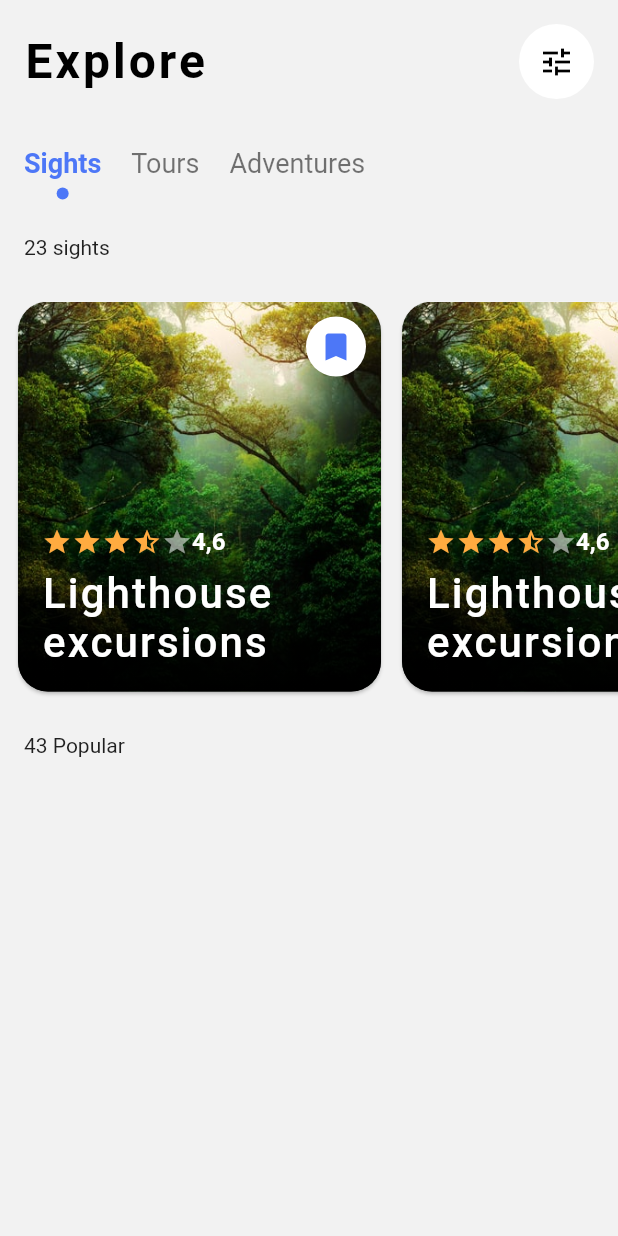
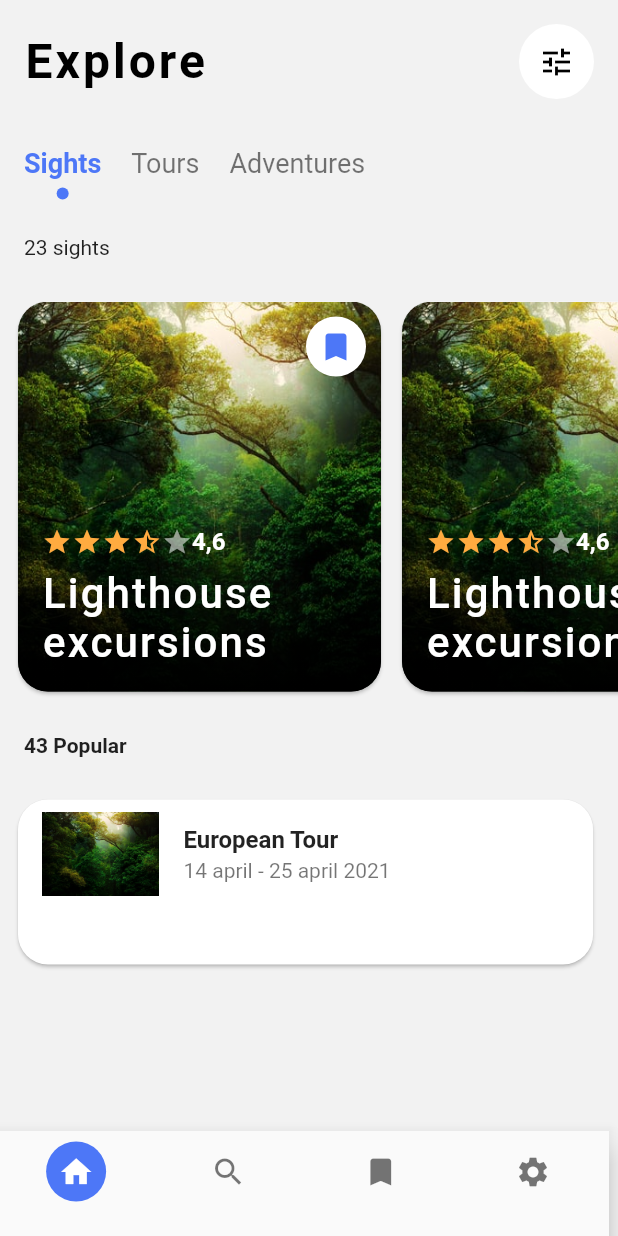
Before and after one commit to alazar-w/travelApp1888EC, a Flutter app: the screen it shows after launch, on a phone screen of 412 x 824 dp. Run offline on Flutter 3.47's test engine with Material 2 defaults, Android fonts, the light colour scheme and no system bars; our stand-ins replace flutter_spinkit.

Commit message:
bottom_navigation,card_item => homepage done!

```diff
--- a/lib/helper/constants.dart
+++ b/lib/helper/constants.dart
@@ -4,3 +4,7 @@ const kBackgroundColor= Color(0xFFf2f2f2);
 const kPrimaryColor = Color(0xFF4d77f7);
 
 var kScreenWidth = (context) => MediaQuery.of(context).size.width;
+const kHeadlineTextStyle = TextStyle(
+  fontWeight: FontWeight.bold
+
+);
--- /dev/null
+++ b/lib/screens/DetailPage/DetailScreen.dart
@@ -0,0 +1,13 @@
+import 'package:flutter/material.dart';
+
+class DetailScreen extends StatefulWidget {
+  @override
+  _DetailScreenState createState() => _DetailScreenState();
+}
+
+class _DetailScreenState extends State<DetailScreen> {
+  @override
+  Widget build(BuildContext context) {
+    return Container();
+  }
+}
--- a/lib/screens/HomePage/HomeScreen.dart
+++ b/lib/screens/HomePage/HomeScreen.dart
@@ -1,7 +1,7 @@
+import 'package:flutter/cupertino.dart';
 import 'package:flutter/material.dart';
 import 'package:travelapp/helper/constants.dart';
-import 'package:travelapp/screens/HomePage/widgets/featured_item.dart';
-import 'package:travelapp/screens/HomePage/widgets/tab_item.dart';
+import 'package:travelapp/widgets/Widgets.dart';
 
 class HomeScreen extends StatefulWidget {
   @override
@@ -9,8 +9,15 @@ class HomeScreen extends StatefulWidget {
 }
 
 class _HomeScreenState extends State<HomeScreen> {
+  int _activeTab = 0;
+  int _selectedIndex = 0;
 
-  int _activeTab = 0;
+  void _onItemTapped(int index) {
+    setState(() {
+      _selectedIndex = index;
+    });
+  }
+
   @override
   Widget build(BuildContext context) {
     MediaQueryData media;
@@ -28,18 +35,25 @@ class _HomeScreenState extends State<HomeScreen> {
                 _appBar(),
                 _horizontalTabs(),
                 Padding(
-                  padding: const EdgeInsets.symmetric(horizontal:16.0, vertical: 8.0),
+                  padding: const EdgeInsets.symmetric(
+                      horizontal: 16.0, vertical: 8.0),
                   child: Text("23 sights"),
                 ),
                 _featuredSection(),
                 Padding(
-                  padding: const EdgeInsets.symmetric(horizontal: 16.0,vertical: 8.0),
-                  child: Text("43 Popular"),
-                )
+                  padding: const EdgeInsets.symmetric(
+                      horizontal: 16.0, vertical: 8.0),
+                  child: Text(
+                    "43 Popular",
+                    style: kHeadlineTextStyle,
+                  ),
+                ),
+                _popularSection(),
               ],
             ),
           ),
         ),
+        bottomNavigationBar:BottomNavigationWidget(selectedIndex: _selectedIndex,onItemTapped:_onItemTapped,),
       ),
     );
   }
@@ -49,15 +63,26 @@ class _HomeScreenState extends State<HomeScreen> {
       padding: const EdgeInsets.all(16.0),
       child: Row(
         children: <Widget>[
-          Expanded(child: Text("Explore",style: TextStyle(fontSize: 32.0, color: Colors.black, fontWeight: FontWeight.w600, letterSpacing: 2.0),)),
+          Expanded(
+            child: Text(
+              "Explore",
+              style: TextStyle(
+              fontSize: 32.0,
+              color: Colors.black,
+              fontWeight: FontWeight.w600,
+              letterSpacing: 2.0),
+            ),
+          ),
           Container(
             height: 50,
             width: 50,
             decoration: BoxDecoration(
-              color: Colors.white,
-              borderRadius: BorderRadius.all(Radius.circular(25.0))
+                color: Colors.white,
+                borderRadius: BorderRadius.all(Radius.circular(25.0))),
+            child: Icon(
+              Icons.tune,
+              color: Colors.black,
             ),
-            child: Icon(Icons.tune, color: Colors.black,),
           )
         ],
       ),
@@ -69,15 +94,33 @@ class _HomeScreenState extends State<HomeScreen> {
       padding: const EdgeInsets.all(16.0),
       child: Row(
         children: <Widget>[
-          TabItem(_activeTab == 0, "Sights", onTap: (){setState(() {
-            _activeTab = 0;
-          });},),
-          TabItem(_activeTab == 1, "Tours", onTap: (){setState(() {
-            _activeTab = 1;
-          });},),
-          TabItem(_activeTab == 2 , "Adventures", onTap: (){setState(() {
-            _activeTab = 2;
-          });},),
+          TabItem(
+            _activeTab == 0,
+            "Sights",
+            onTap: () {
+              setState(() {
+                _activeTab = 0;
+              });
+            },
+          ),
+          TabItem(
+            _activeTab == 1,
+            "Tours",
+            onTap: () {
+              setState(() {
+                _activeTab = 1;
+              });
+            },
+          ),
+          TabItem(
+            _activeTab == 2,
+            "Adventures",
+            onTap: () {
+              setState(() {
+                _activeTab = 2;
+              });
+            },
+          ),
         ],
       ),
     );
@@ -91,7 +134,7 @@ class _HomeScreenState extends State<HomeScreen> {
         scrollDirection: Axis.horizontal,
         children: <Widget>[
           Padding(
-            padding: const EdgeInsets.only(left:8.0),
+            padding: const EdgeInsets.only(left: 8.0),
             child: FeaturedItem(),
           ),
           FeaturedItem(),
@@ -101,7 +144,21 @@ class _HomeScreenState extends State<HomeScreen> {
     );
   }
 
-  _popularSection(){
-
+  _popularSection() {
+    return Container(
+      height: 150,
+      padding: const EdgeInsets.symmetric(vertical: 16.0),
+      child: ListView(
+        scrollDirection: Axis.horizontal,
+        children: <Widget>[
+          Padding(
+            padding: const EdgeInsets.symmetric(horizontal: 2),
+            child: CardItem(),
+          ),
+          CardItem(),
+          CardItem(),
+        ],
+      ),
+    );
   }
 }
--- /dev/null
+++ b/lib/screens/HomePage/widgets/bottom_navigation_item.dart
@@ -0,0 +1,47 @@
+import 'package:flutter/material.dart';
+import 'package:travelapp/helper/constants.dart';
+
+class BottomNavigationWidget extends StatelessWidget {
+  final selectedIndex;
+  final onItemTapped;
+
+  const BottomNavigationWidget(
+      {Key key, this.selectedIndex, this.onItemTapped});
+  @override
+  Widget build(BuildContext context) {
+    MediaQueryData media;
+    media = MediaQuery.of(context);
+    return Container(
+      decoration: BoxDecoration(
+        borderRadius: BorderRadius.circular(20.0),
+      ),
+      width: media.size.width * 0.95,
+      margin: EdgeInsets.only(right: 6),
+      child: BottomNavigationBar(
+        type: BottomNavigationBarType.fixed,
+        items: <BottomNavigationBarItem>[
+          BottomNavigationBarItem(
+            icon: Container(
+              width: 40.0,
+              height: 40.0,
+              decoration: BoxDecoration(
+                  color: kPrimaryColor,
+                  borderRadius: BorderRadius.circular(40.0)),
+              child: Icon(
+                Icons.home,
+                color: Colors.white,
+              ),
+            ),
+            title: Text(""),
+          ),
+          BottomNavigationBarItem(icon: Icon(Icons.search), title: Text("")),
+          BottomNavigationBarItem(icon: Icon(Icons.bookmark), title: Text("")),
+          BottomNavigationBarItem(icon: Icon(Icons.settings), title: Text("")),
+        ],
+        currentIndex: selectedIndex,
+        selectedItemColor: kPrimaryColor,
+        onTap: onItemTapped,
+      ),
+    );
+  }
+}
--- /dev/null
+++ b/lib/screens/HomePage/widgets/card_item.dart
@@ -0,0 +1,31 @@
+import 'package:flutter/material.dart';
+import 'package:travelapp/helper/constants.dart';
+
+class CardItem extends StatelessWidget {
+  @override
+  Widget build(BuildContext context) {
+    MediaQueryData media;
+    media = MediaQuery.of(context);
+    return Container(
+      width: media.size.width * 0.95,
+      margin: EdgeInsets.only(right: 6.0,left: 6),
+      child: Card(
+        shape: RoundedRectangleBorder(
+          borderRadius: BorderRadius.circular(20.0),
+        ),
+        child: Column(
+          mainAxisSize: MainAxisSize.min,
+          children: <Widget>[
+            Expanded(
+              child:  ListTile(
+                leading:  Image.asset("images/testImage.jpg",fit: BoxFit.fitHeight,width: media.size.width* 0.95 * 0.2,height: 150,),
+                title: Text("European Tour",style: kHeadlineTextStyle,),
+                subtitle: Text('14 april - 25 april 2021'),
+              ),
+            ),
+          ],
+        ),
+      ),
+    );
+  }
+}
--- a/lib/widgets/Widgets.dart
+++ b/lib/widgets/Widgets.dart
@@ -1 +1,6 @@
 export 'SplashScreenWidget.dart';
+export 'rating.dart';
+export 'package:travelapp/screens/HomePage/widgets/bottom_navigation_item.dart';
+export 'package:travelapp/screens/HomePage/widgets/card_item.dart';
+export 'package:travelapp/screens/HomePage/widgets/featured_item.dart';
+export 'package:travelapp/screens/HomePage/widgets/tab_item.dart';
--- a/pubspec.yaml
+++ b/pubspec.yaml
@@ -24,6 +24,7 @@ dependencies:
   # Use with the CupertinoIcons class for iOS style icons.
   cupertino_icons: ^0.1.2
   flutter_spinkit: ^4.1.2+1
+
 
 dev_dependencies:
   flutter_test:
```
